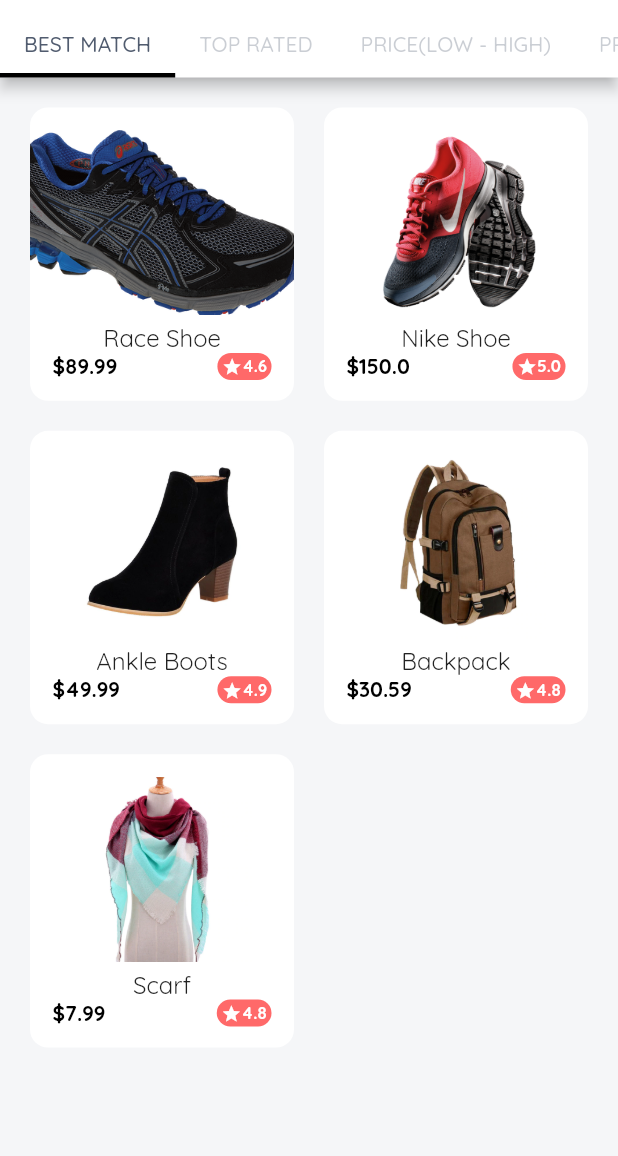
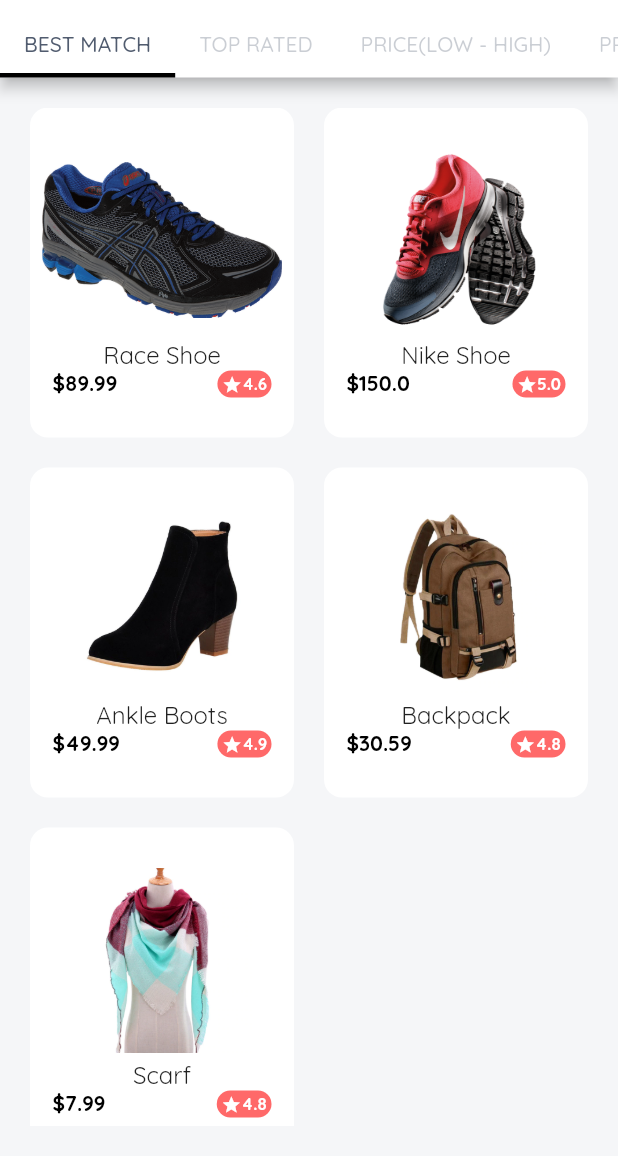
Before and after one commit to vickaw/Ecom-Flutter, a Flutter app: the SearchResultsPage screen opened by its route, on a phone screen of 412 x 824 dp, the part 80-1236 px from its top. Run offline on Flutter 3.47's test engine with Material 2 defaults, Android fonts, the phone set to English and light mode, and no system bars; our stand-ins replace flushbar, flutter_html, flutter_rating_bar, flutter_screenutil, font_awesome_flutter, line_icons and 2 more; accounts and stored records are empty; statements that could not run were skipped.

Commit message:
Bug Fixes

```diff
--- a/lib/global_widgets/search_product_card.dart
+++ b/lib/global_widgets/search_product_card.dart
@@ -1,4 +1,5 @@
 import 'package:flutter/material.dart';
+import 'package:flutter_screenutil/flutter_screenutil.dart';
 import 'package:hello_shop/utils/colors.dart';
 import '../models/product.dart';
 import '../router.dart';
@@ -9,12 +10,24 @@ class SearchProductCard extends StatelessWidget {
   const SearchProductCard({Key key, @required this.product}) : super(key: key);
   @override
   Widget build(BuildContext context) {
+    final double screenHeight = MediaQuery.of(context).size.height;
+    final double screenWidth = MediaQuery.of(context).size.width;
+    ScreenUtil.instance = ScreenUtil(
+      width: 388,
+      height: 1600,
+      allowFontScaling: true,
+    )..init(context);
+    final multiplier = screenHeight / screenWidth;
+
     final br = BorderRadius.circular(12.0);
-    final image = Center(
-      child: Image.asset(
-        product.photos[0],
-        fit: BoxFit.cover,
-        height: MediaQuery.of(context).size.height * 0.15,
+    final image = Padding(
+      padding: EdgeInsets.symmetric(horizontal: 8.0),
+      child: Center(
+        child: Image.asset(
+          product.photos[0],
+          fit: BoxFit.contain,
+          height: ScreenUtil().setHeight(120) * multiplier,
+        ),
       ),
     );
 
@@ -70,19 +83,24 @@ class SearchProductCard extends StatelessWidget {
       color: Colors.white,
       child: InkWell(
         borderRadius: br,
-        onTap: () => Navigator.of(context)
-            .pushNamed(productDetailsViewRoute, arguments: product),
+        onTap: () => Navigator.of(context).pushNamed(
+          productDetailsViewRoute,
+          arguments: product,
+        ),
         child: Container(
           padding: EdgeInsets.only(top: 15.0, bottom: 15.0),
           child: Column(
             crossAxisAlignment: CrossAxisAlignment.start,
+            mainAxisAlignment: MainAxisAlignment.center,
             children: <Widget>[
               image,
               Container(
                 padding: EdgeInsets.symmetric(horizontal: 15.0),
                 child: Column(
                   children: <Widget>[
-                    SizedBox(height: 5.0,),
+                    SizedBox(
+                      height: 5.0,
+                    ),
                     name,
                     priceRating,
                   ],
--- a/lib/views/search_results/widgets/result_list.dart
+++ b/lib/views/search_results/widgets/result_list.dart
@@ -20,7 +20,7 @@ class SearchResultList extends StatelessWidget {
           crossAxisCount: 2,
           crossAxisSpacing: 20.0,
           mainAxisSpacing: 20.0,
-          childAspectRatio: 0.9,
+          childAspectRatio: 0.8,
         ),
         itemCount: filteredList.length,
       ),
```
